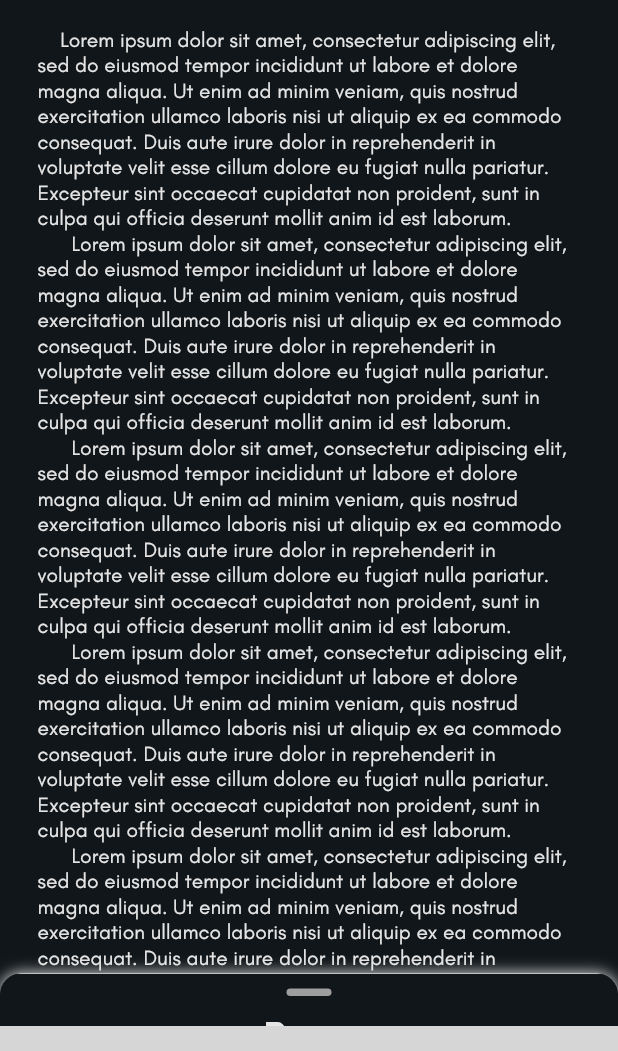
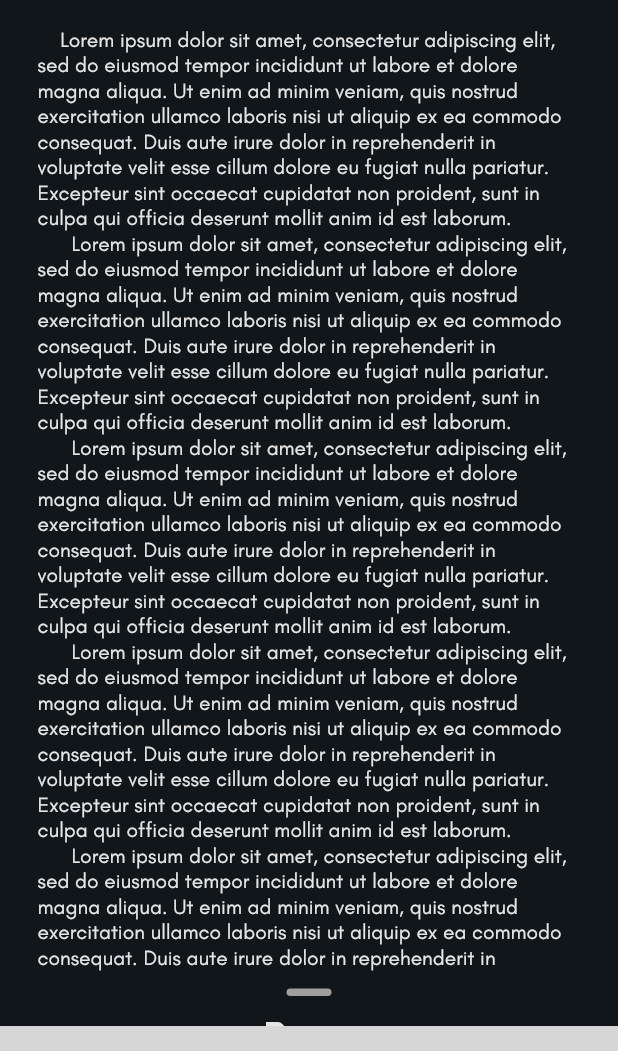
Before and after one commit to cynergy-ruas/aadhya_app, a Flutter app: the screen it shows after launch, on a phone screen of 412 x 824 dp, the part 90-1141 px from its top. Run offline on Flutter 3.47's test engine with Material 2 defaults, Android fonts, the phone set to English and light mode, and no system bars; drawn by our look-alikes of sliding_up_panel; our stand-ins replace cloud_functions, expandable, flutter_markdown, flutter_typeahead, font_awesome_flutter, material_design_icons_flutter; missing offline and left inert: dwimay_backend, unicorndial; grey boxes are pictures that could not be loaded.

Commit message:
changed color

```diff
--- a/lib/pages/assign_events/assign_events_form.dart
+++ b/lib/pages/assign_events/assign_events_form.dart
@@ -133,6 +133,7 @@ class AssignEventsFormState extends State<AssignEventsForm> {
             Container(
               decoration: TextFormFieldShadow(),
               child: TypeAheadFormField<String>(
+                direction: AxisDirection.up,
                 // configuring the field
                 textFieldConfiguration: TextFieldConfiguration(
                   decoration: InputDecoration(
@@ -157,7 +158,10 @@ class AssignEventsFormState extends State<AssignEventsForm> {
                 // used to build the UI for each suggestion
                 itemBuilder: (BuildContext context, String suggestion) =>
                   ListTile(
-                    title: Text(suggestion),
+                    title: Text(
+                      suggestion,
+                      style: TextStyle(color: Colors.black),
+                    ),
                   ),
 
                 // Used to build the UI when no matching suggestion is found
--- a/lib/pages/main/main_page.dart
+++ b/lib/pages/main/main_page.dart
@@ -3,7 +3,6 @@ import 'package:dwimay/pages/announcements/announcements_page.dart';
 import 'package:dwimay/pages/events/events_page.dart';
 import 'package:dwimay/pages/login/login_page.dart';
 import 'package:dwimay/pages/main/collapsed_contents.dart';
-import 'package:dwimay/theme_data.dart';
 import 'package:flutter/material.dart';
 import 'package:sliding_up_panel/sliding_up_panel.dart';
 
@@ -109,12 +108,7 @@ class _MainPageState extends State<MainPage> {
             topLeft: Radius.circular(14.0),
             topRight: Radius.circular(14.0)
           ),
-          boxShadow: <BoxShadow>[
-            BoxShadow(
-              blurRadius: 8.0,
-              color: shadowColor
-            )
-          ],
+
           // contents of the panel when collapsed, clipped at the
           // top corners
           collapsed: ClipRRect(
@@ -145,7 +139,7 @@ class _MainPageState extends State<MainPage> {
 
 
           // not rendering the sheet
-          renderPanelSheet: true,
+          renderPanelSheet: false,
 
           // setting the parallax effect
           parallaxEnabled: true,
--- a/lib/theme_data.dart
+++ b/lib/theme_data.dart
@@ -14,10 +14,13 @@ ThemeData dwimayTheme = ThemeData(
   scaffoldBackgroundColor: Color(0xff11161a),
 
   // The foreground color for widgets (knobs, text, overscroll edge effect, etc).
-  accentColor: Color(0xff1089ff),
+  accentColor: Color(0xff50d890),
 
   // The color of Material when it is used as a Card.
   cardColor: Color(0xff11161a),
+
+  // background color for dialogs
+  dialogBackgroundColor: Color(0xff24213B),
 
   // Text with a color that contrasts with the card and canvas colors.
   textTheme: TextTheme(
```
Also changed, not shown: lib/pages/events/carousel_card.dart (+1 -14 lines), lib/pages/notification_publisher/publishing_form.dart (+5 -2 lines), lib/widgets/confirmation_dialog.dart (+26 -6 lines).
